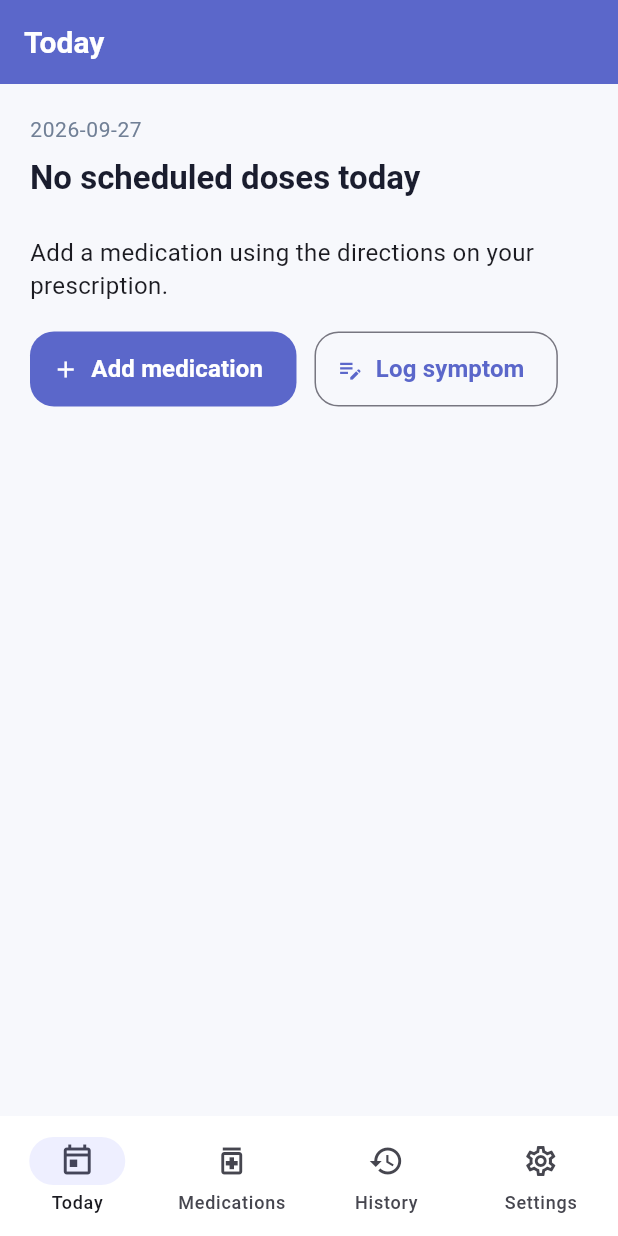
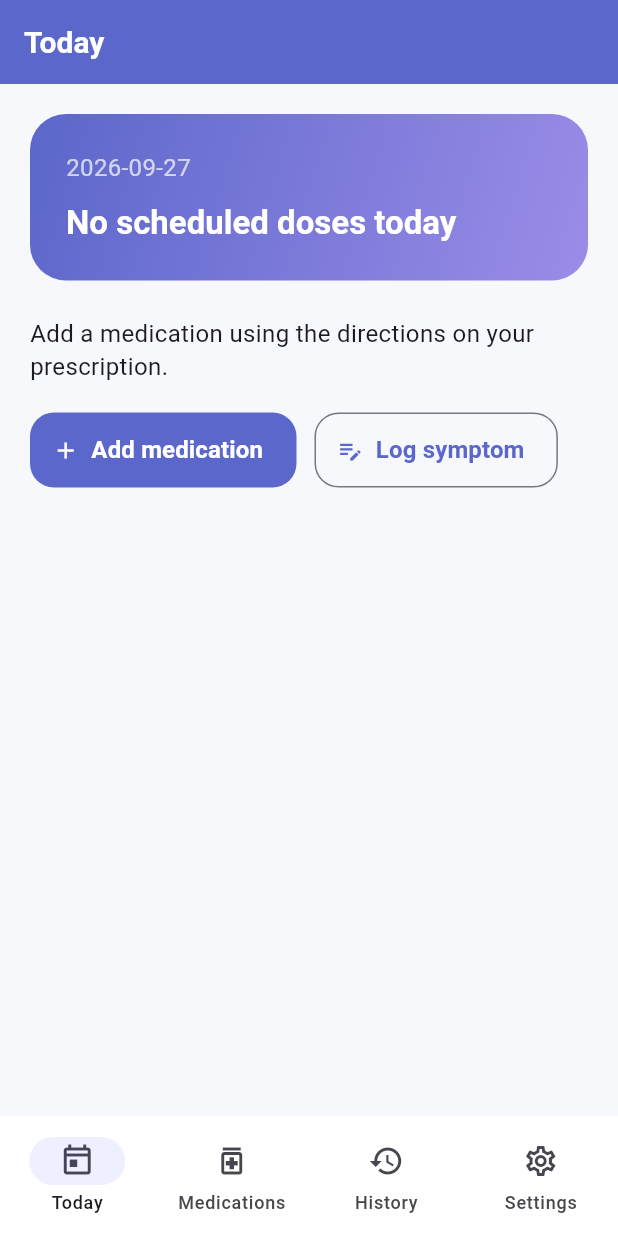
Before and after one commit to omuoguilim/DoseBuddy, a Flutter app: the screen it shows after launch, on a phone screen of 412 x 824 dp. Run offline on Flutter 3.47's test engine with Material 3 defaults, Android fonts, the phone set to English and light mode, and no system bars; our stand-ins replace flutter_local_notifications, flutter_secure_storage, flutter_timezone, hive, hive_flutter, image_picker and 4 more; missing offline and left inert: google_mlkit_text_recognition; accounts and stored records are empty.

Commit message:
Restore purple Today screen and dose cards

```diff
--- a/lib/ui/home.dart
+++ b/lib/ui/home.dart
@@ -120,8 +120,22 @@ class _HomeState extends State<Home> {
         key: const PageStorageKey('today'),
         padding: const EdgeInsets.all(20),
         children: [
-          Text(dayKey(now), style: Theme.of(context).textTheme.bodySmall),
-          const SizedBox(height: 8),
+          Container(
+            width: double.infinity,
+            padding: const EdgeInsets.all(24),
+            decoration: BoxDecoration(
+              gradient: const LinearGradient(
+                begin: Alignment.topLeft,
+                end: Alignment.bottomRight,
+                colors: [Color(0xFF5B67CA), Color(0xFF9B8CE8)],
+              ),
+              borderRadius: BorderRadius.circular(24),
+            ),
+            child: Column(
+              crossAxisAlignment: CrossAxisAlignment.start,
+              children: [
+                Text(dayKey(now), style: const TextStyle(color: Colors.white70)),
+                const SizedBox(height: 12),
                 Text(
                   due > 0
                       ? '$due dose${due == 1 ? '' : 's'} not recorded'
@@ -130,7 +144,12 @@ class _HomeState extends State<Home> {
                       : doses.isEmpty
                       ? 'No scheduled doses today'
                       : 'Today’s doses are recorded',
-            style: Theme.of(context).textTheme.headlineSmall,
+                  style: Theme.of(context).textTheme.headlineSmall?.copyWith(
+                    color: Colors.white,
+                  ),
+                ),
+              ],
+            ),
           ),
           if (widget.reminders.error != null) Notice(widget.reminders.error!),
           if (widget.reminders.through != null)
@@ -222,10 +241,18 @@ class _HomeState extends State<Home> {
   Widget doseRow(ScheduledDose d) {
     final status = widget.store.records.status(d, DateTime.now());
     final taken = status == 'Taken';
-    return Semantics(
+    return Card(
+      color: Colors.white,
+      elevation: 0,
+      margin: const EdgeInsets.only(bottom: 12),
+      shape: RoundedRectangleBorder(
+        borderRadius: BorderRadius.circular(20),
+        side: const BorderSide(color: Color(0xFFE4E7F2)),
+      ),
+      child: Semantics(
         button: true,
         child: ListTile(
-        contentPadding: const EdgeInsets.symmetric(vertical: 10),
+          contentPadding: const EdgeInsets.symmetric(vertical: 10, horizontal: 16),
           leading: Icon(
             taken
                 ? Icons.check_circle_outline
@@ -241,6 +268,7 @@ class _HomeState extends State<Home> {
           isThreeLine: true,
           trailing: const Icon(Icons.chevron_right),
           onTap: widget.store.busy ? null : () => record(d),
+        ),
       ),
     );
   }
```
Lines whose indentation alone changed are shown as unchanged.
